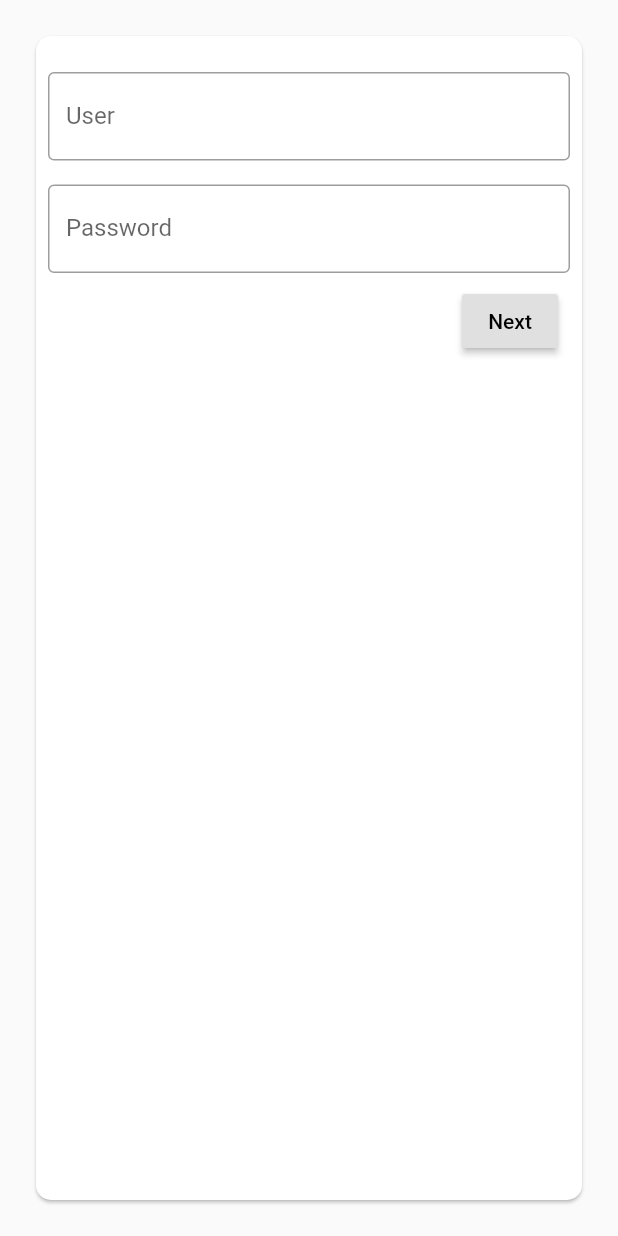
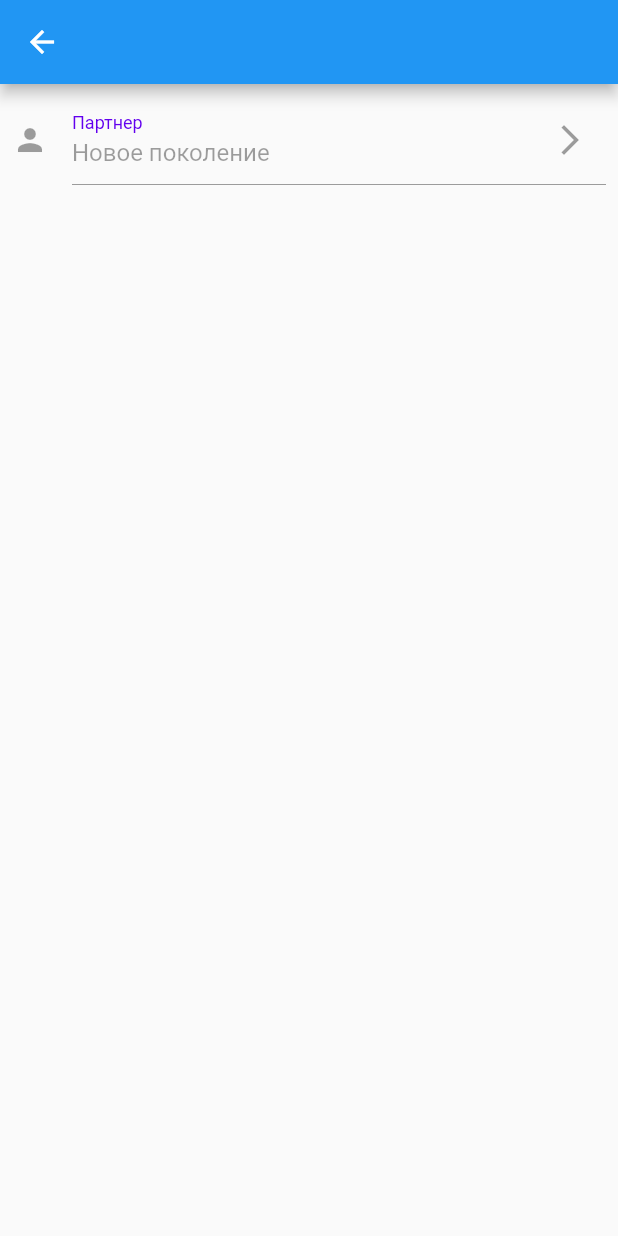
Before and after one commit to ZavbakGit/anit_application_1, a Flutter app: the screen it shows after launch, on a phone screen of 412 x 824 dp. Run offline on Flutter 3.47's test engine with Material 2 defaults, Android fonts, the phone set to English and light mode, and no system bars; our stand-ins replace equatable, flutter_bloc, shared_preferences; accounts and stored records are empty.

```diff
--- a/lib/app.dart
+++ b/lib/app.dart
@@ -4,6 +4,7 @@ import 'package:provider/provider.dart';
 import 'features/auth/auth_start.dart';
 import 'features/listprogrammertask/programmer_tasks_start.dart';
 import 'features/programmertask/programmer_task_start.dart';
+import 'features/testfeature/test_feature_start.dart';
 import 'model/app_model.dart';
 import 'model/login_info.dart';
 import 'model/user.dart';
@@ -23,8 +24,10 @@ class MyApp extends StatelessWidget {
             }),
         '/programmer_tasks': (context) => ProgrammerTasksStartFeature(),
         '/programmer_task': (context) => ProgrammerTaskStartFeature(),
+        '/test_feature':(context) => TestFeatureStart(),
       },
-      initialRoute: '/',
+      //initialRoute: '/',
+      initialRoute: '/test_feature',
     );
   }
 }
--- a/lib/features/auth/view/login_page.dart
+++ b/lib/features/auth/view/login_page.dart
@@ -1,12 +1,10 @@
 import 'package:anit_application/features/auth/bloc/login_bloc.dart';
 import 'package:anit_application/features/auth/bloc/login_event.dart';
 import 'package:anit_application/features/auth/bloc/login_state.dart';
-import 'package:anit_application/model/app_model.dart';
 import 'package:anit_application/model/login_info.dart';
 import 'package:flutter/cupertino.dart';
 import 'package:flutter/material.dart';
 import 'package:flutter_bloc/flutter_bloc.dart';
-import 'package:provider/provider.dart';
 
 class LoginPage extends StatelessWidget {
   @override
@@ -19,7 +17,7 @@ class LoginPage extends StatelessWidget {
           child: BlocListener<LoginBloc, LoginState>(
               listener: (context, state) {
                 if (state is LoadSettingsSuccessState) {
-                  if ((state.message??"").isNotEmpty) {
+                  if ((state.message ?? "").isNotEmpty) {
                     Scaffold.of(context).showSnackBar(
                       SnackBar(
                         content: Text(state.message),
@@ -53,18 +51,20 @@ class LoginScreen extends StatelessWidget {
           return ProgressWidget();
         }
 
-        if (state is LoginSuccess){
+        if (state is LoginSuccess) {
           return Center(
             child: Column(
-              mainAxisAlignment: MainAxisAlignment.center ,
+              mainAxisAlignment: MainAxisAlignment.center,
               children: <Widget>[
-                Text('${state.user.name}'),
-                RaisedButton(
-                  child: Text('Repeat'),
-                  onPressed: (){
-                    BlocProvider.of<LoginBloc>(context).add(LoadSettingsEvent());
-                  },
-                )
+                Text(''),
+//                Text('${state.user.name}'),
+//                RaisedButton(
+//                  child: Text('Repeat'),
+//                  onPressed: () {
+//                    BlocProvider.of<LoginBloc>(context)
+//                        .add(LoadSettingsEvent());
+//                  },
+//                )
               ],
             ),
           );
--- /dev/null
+++ b/lib/features/testfeature/test_feature_start.dart
@@ -0,0 +1,9 @@
+import 'package:anit_application/features/testfeature/view/test_text_field_page.dart';
+import 'package:flutter/cupertino.dart';
+
+class TestFeatureStart extends StatelessWidget {
+  @override
+  Widget build(BuildContext context) {
+    return TestTextFieldPage();
+  }
+}
--- /dev/null
+++ b/lib/features/testfeature/view/test_text_field_page.dart
@@ -0,0 +1,43 @@
+import 'package:flutter/cupertino.dart';
+import 'package:flutter/material.dart';
+
+class TestTextFieldPage extends StatelessWidget {
+
+  final _textEditingController = TextEditingController()
+  ..text = 'Новое поколение';
+
+  @override
+  Widget build(BuildContext context) {
+    return Scaffold(
+      appBar: AppBar(),
+      body: Padding(
+        padding: const EdgeInsets.all(8.0),
+        child: Column(
+          children: <Widget>[
+            TextFormField(
+              controller: _textEditingController,
+              enabled: false,
+              cursorColor: Theme.of(context).cursorColor,
+              //initialValue: 'Input text',
+              maxLength: 20,
+              decoration: InputDecoration(
+                icon: Icon(Icons.person),
+                labelText: 'Партнер',
+                labelStyle: TextStyle(
+                  color: Color(0xFF6200EE),
+                ),
+                helperText: 'Helper text',
+                suffixIcon: Icon(
+                  Icons.arrow_forward_ios,
+                ),
+                enabledBorder: UnderlineInputBorder(
+                  borderSide: BorderSide(color: Color(0xFF6200EE)),
+                ),
+              ),
+            ),
+          ],
+        ),
+      )
+    );
+  }
+}
```
Also changed, not shown: lib/features/programmertask/view/programmer_task_page.dart (+33 -0 lines).
